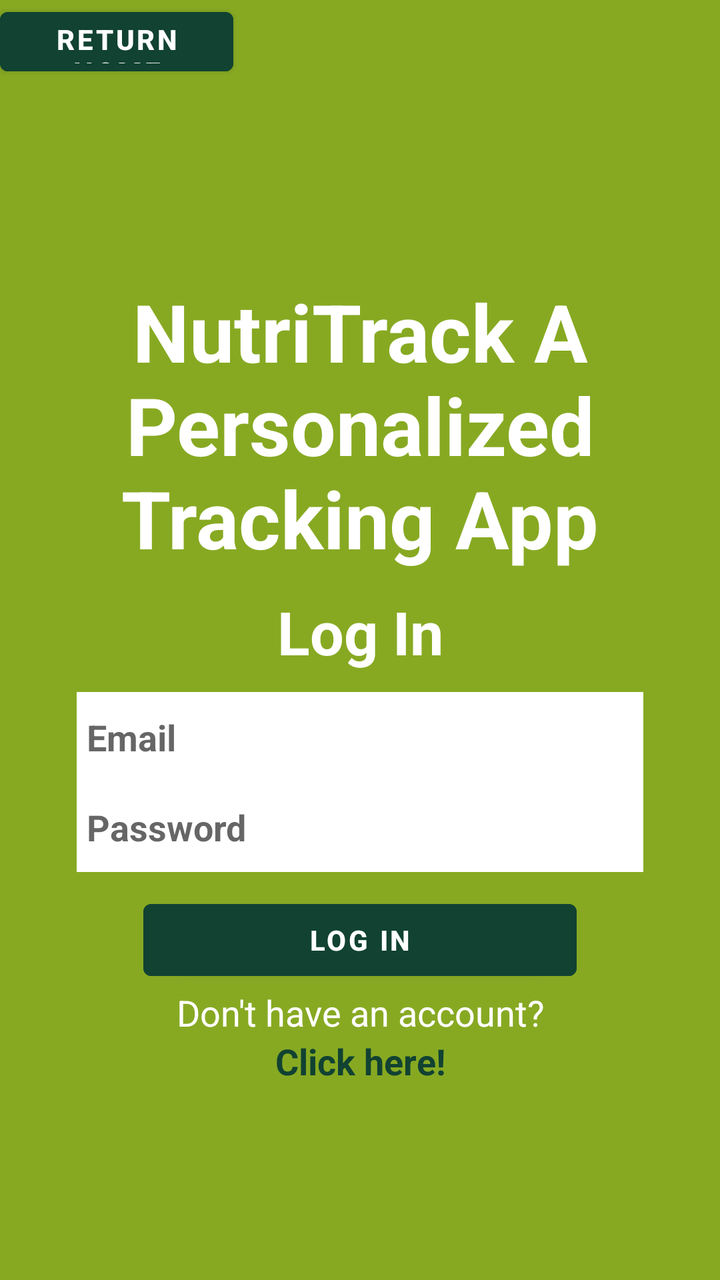
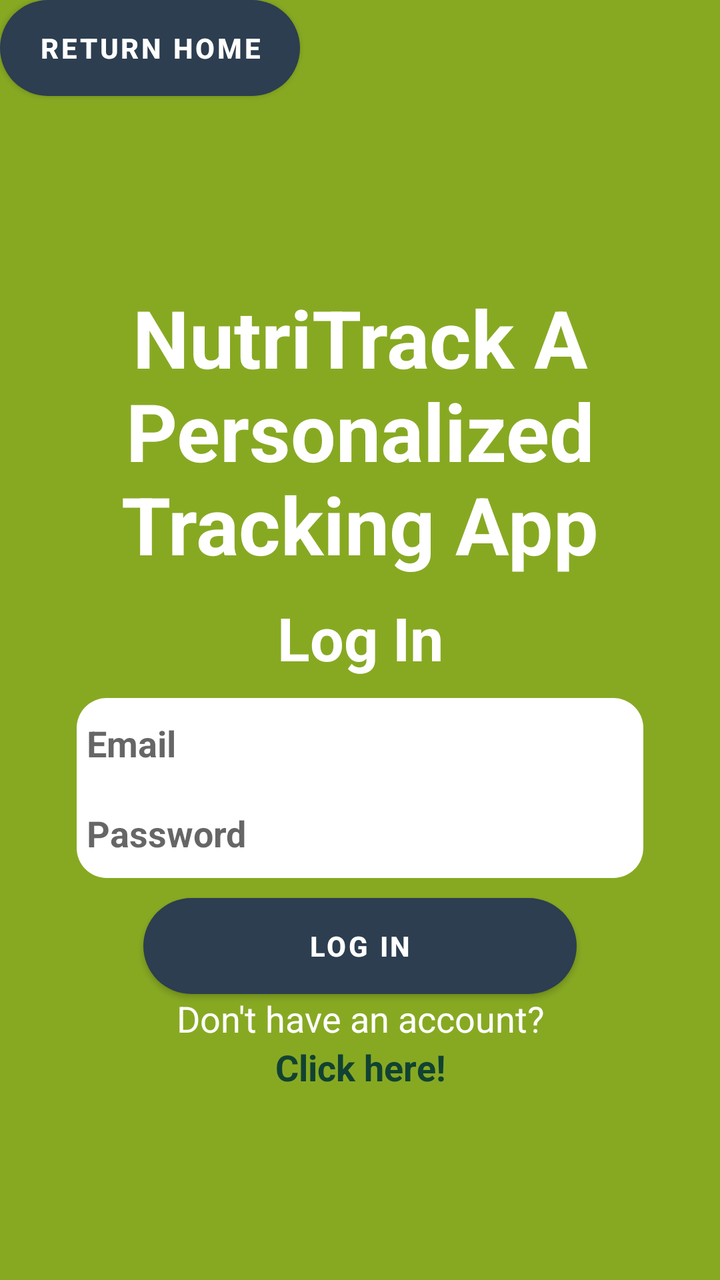

The first picture is an Android layout as it rendered before a commit; the second is the same layout after the commit. The layout source and the unified diff follow.
<!-- AndroidManifest.xml: application theme AppTheme -->
<!-- res/layout/login.xml -->
<LinearLayout android:orientation="vertical" android:minWidth="25px" android:minHeight="25px" android:layout_width="match_parent" android:layout_height="match_parent" android:id="@+id/linearLayout1" android:background="#87A922" xmlns:android="http://schemas.android.com/apk/res/android"><Button android:text="Return Home" android:layout_width="350px" android:layout_height="125px" android:gravity="center" android:layout_gravity="top" android:id="@+id/btn_Home" android:textStyle="bold" android:textColor="@android:color/background_light" android:backgroundTint="#114232" /><LinearLayout android:orientation="vertical" android:minWidth="25px" android:minHeight="25px" android:layout_width="match_parent" android:layout_height="match_parent" android:id="@+id/linearLayout2" android:gravity="center"><TextView android:text="NutriTrack A Personalized Tracking App" android:textAppearance="?android:attr/textAppearanceLarge" android:layout_width="match_parent" android:layout_height="wrap_content" android:textSize="40dp" android:gravity="center" android:id="@+id/txtV_Title" android:textColor="@android:color/background_light" android:textStyle="bold" /><TextView android:text="Log In" android:textAppearance="?android:attr/textAppearanceLarge" android:layout_width="match_parent" android:layout_height="wrap_content" android:textSize="30dp" android:gravity="center" android:id="@+id/txtV_Login" android:textColor="@android:color/background_light" android:textStyle="bold" android:layout_marginTop="10dp" android:layout_marginBottom="10dp" /><EditText android:inputType="textEmailAddress" android:layout_width="850px" android:layout_height="45dp" android:padding="5dp" android:layout_gravity="center" android:hint="Email" android:id="@+id/edtTxt_email" android:background="@android:color/white" android:textStyle="bold" /><EditText android:inputType="textPassword" android:layout_width="850px" android:layout_height="45dp" android:padding="5dp" android:layout_gravity="center" android:hint="Password" android:id="@+id/edtTxt_password" android:background="@android:color/white" android:textStyle="bold" /><Button android:text="Log In" android:layout_width="650px" android:layout_height="wrap_content" android:gravity="center" android:layout_gravity="center" android:id="@+id/btn_Login" android:textStyle="bold" android:layout_marginTop="10dp" android:textColor="@android:color/background_light" android:backgroundTint="#114232" /><TextView android:text="Don't have an account?" android:textAppearance="?android:attr/textAppearanceMedium" android:layout_width="650px" android:layout_height="wrap_content" android:gravity="center" android:layout_gravity="center" android:id="@+id/txtV_NoAcct" android:textColor="@android:color/background_light" /><TextView android:text="Click here!" android:textAppearance="?android:attr/textAppearanceMedium" android:layout_width="650px" android:layout_height="wrap_content" android:gravity="center" android:layout_gravity="center" android:id="@+id/txtV_RegisterLink" android:autoLink="none" android:textStyle="bold" android:textColor="#114232" /></LinearLayout></LinearLayout>
<!-- resources referenced by this layout -->
<resources>
  <style name="AppTheme" parent="Theme.MaterialComponents.Light.DarkActionBar"><item name="colorPrimary">@color/colorPrimary</item><item name="colorPrimaryDark">@color/colorPrimaryDark</item><item name="colorAccent">@color/colorAccent</item><item name="windowActionBar">false</item><item name="windowNoTitle">true</item></style>
  <color name="colorPrimary">#2c3e50</color>
  <color name="colorPrimaryDark">#1B3147</color>
  <color name="colorAccent">#3498db</color>
</resources>

<!-- the commit's change to res/layout/login.xml (unified diff, before → after) -->
@@ -1 +1 @@
-<LinearLayout android:orientation="vertical" android:minWidth="25px" android:minHeight="25px" android:layout_width="match_parent" android:layout_height="match_parent" android:id="@+id/linearLayout1" android:background="#87A922" xmlns:android="http://schemas.android.com/apk/res/android"><Button android:text="Return Home" android:layout_width="350px" android:layout_height="125px" android:gravity="center" android:layout_gravity="top" android:id="@+id/btn_Home" android:textStyle="bold" android:textColor="@android:color/background_light" android:backgroundTint="#114232" /><LinearLayout android:orientation="vertical" android:minWidth="25px" android:minHeight="25px" android:layout_width="match_parent" android:layout_height="match_parent" android:id="@+id/linearLayout2" android:gravity="center"><TextView android:text="NutriTrack A Personalized Tracking App" android:textAppearance="?android:attr/textAppearanceLarge" android:layout_width="match_parent" android:layout_height="wrap_content" android:textSize="40dp" android:gravity="center" android:id="@+id/txtV_Title" android:textColor="@android:color/background_light" android:textStyle="bold" /><TextView android:text="Log In" android:textAppearance="?android:attr/textAppearanceLarge" android:layout_width="match_parent" android:layout_height="wrap_content" android:textSize="30dp" android:gravity="center" android:id="@+id/txtV_Login" android:textColor="@android:color/background_light" android:textStyle="bold" android:layout_marginTop="10dp" android:layout_marginBottom="10dp" /><EditText android:inputType="textEmailAddress" android:layout_width="850px" android:layout_height="45dp" android:padding="5dp" android:layout_gravity="center" android:hint="Email" android:id="@+id/edtTxt_email" android:background="@android:color/white" android:textStyle="bold" /><EditText android:inputType="textPassword" android:layout_width="850px" android:layout_height="45dp" android:padding="5dp" android:layout_gravity="center" android:hint="Password" android:id="@+id/edtTxt_password" android:background="@android:color/white" android:textStyle="bold" /><Button android:text="Log In" android:layout_width="650px" android:layout_height="wrap_content" android:gravity="center" android:layout_gravity="center" android:id="@+id/btn_Login" android:textStyle="bold" android:layout_marginTop="10dp" android:textColor="@android:color/background_light" android:backgroundTint="#114232" /><TextView android:text="Don't have an account?" android:textAppearance="?android:attr/textAppearanceMedium" android:layout_width="650px" android:layout_height="wrap_content" android:gravity="center" android:layout_gravity="center" android:id="@+id/txtV_NoAcct" android:textColor="@android:color/background_light" /><TextView android:text="Click here!" android:textAppearance="?android:attr/textAppearanceMedium" android:layout_width="650px" android:layout_height="wrap_content" android:gravity="center" android:layout_gravity="center" android:id="@+id/txtV_RegisterLink" android:autoLink="none" android:textStyle="bold" android:textColor="#114232" /></LinearLayout></LinearLayout>
+<LinearLayout android:orientation="vertical" android:minWidth="25px" android:minHeight="25px" android:layout_width="match_parent" android:layout_height="match_parent" android:id="@+id/linearLayout1" android:background="#87A922" xmlns:android="http://schemas.android.com/apk/res/android"><Button android:text="Return Home" android:layout_width="450px" android:layout_height="wrap_content" android:gravity="center" android:layout_gravity="top" android:id="@+id/btn_Home" android:textStyle="bold" android:textColor="@android:color/background_light" android:backgroundTint="#114232" android:background="@drawable/buttons" /><LinearLayout android:orientation="vertical" android:minWidth="25px" android:minHeight="25px" android:layout_width="match_parent" android:layout_height="match_parent" android:id="@+id/linearLayout2" android:gravity="center"><TextView android:text="NutriTrack A Personalized Tracking App" android:textAppearance="?android:attr/textAppearanceLarge" android:layout_width="match_parent" android:layout_height="wrap_content" android:textSize="40dp" android:gravity="center" android:id="@+id/txtV_Title" android:textColor="@android:color/background_light" android:textStyle="bold" /><TextView android:text="Log In" android:textAppearance="?android:attr/textAppearanceLarge" android:layout_width="match_parent" android:layout_height="wrap_content" android:textSize="30dp" android:gravity="center" android:id="@+id/txtV_Login" android:textColor="@android:color/background_light" android:textStyle="bold" android:layout_marginTop="10dp" android:layout_marginBottom="10dp" /><EditText android:inputType="textEmailAddress" android:layout_width="850px" android:layout_height="45dp" android:padding="5dp" android:layout_gravity="center" android:hint="Email" android:id="@+id/edtTxt_email" android:background="@drawable/login_inputbox_top" android:textStyle="bold" /><EditText android:inputType="textPassword" android:layout_width="850px" android:layout_height="45dp" android:padding="5dp" android:layout_gravity="center" android:hint="Password" android:id="@+id/edtTxt_password" android:background="@drawable/login_inputbox_bottom" android:textStyle="bold" /><Button android:text="Log In" android:layout_width="650px" android:layout_height="wrap_content" android:gravity="center" android:layout_gravity="center" android:id="@+id/btn_Login" android:textStyle="bold" android:layout_marginTop="10dp" android:textColor="@android:color/background_light" android:backgroundTint="#114232" android:background="@drawable/buttons" /><TextView android:text="Don't have an account?" android:textAppearance="?android:attr/textAppearanceMedium" android:layout_width="650px" android:layout_height="wrap_content" android:gravity="center" android:layout_gravity="center" android:id="@+id/txtV_NoAcct" android:textColor="@android:color/background_light" /><TextView android:text="Click here!" android:textAppearance="?android:attr/textAppearanceMedium" android:layout_width="650px" android:layout_height="wrap_content" android:gravity="center" android:layout_gravity="center" android:id="@+id/txtV_RegisterLink" android:autoLink="none" android:textStyle="bold" android:textColor="#114232" /></LinearLayout></LinearLayout>
<!-- resource entries referenced after the edit -->
@@ -1,5 +1,11 @@
 <!-- resources referenced by this layout -->
 <resources>
+  <!-- drawable buttons (drawable) -->
+  <shape xmlns:android="http://schemas.android.com/apk/res/android"><solid android:color="#FFFFFF" /><corners android:radius="25dp" /><padding android:left="12dp" android:top="12dp" android:right="12dp" android:bottom="12dp" /></shape>
+  <!-- drawable login_inputbox_bottom (drawable) -->
+  <shape xmlns:android="http://schemas.android.com/apk/res/android"><solid android:color="#FFFFFF" /><corners android:bottomLeftRadius="15dp" android:bottomRightRadius="15dp" /><padding android:left="8dp" android:top="8dp" android:right="8dp" android:bottom="8dp" /></shape>
+  <!-- drawable login_inputbox_top (drawable) -->
+  <shape xmlns:android="http://schemas.android.com/apk/res/android"><solid android:color="#FFFFFF" /><corners android:topLeftRadius="15dp" android:topRightRadius="15dp" /><padding android:left="8dp" android:top="8dp" android:right="8dp" android:bottom="8dp" /></shape>
   <style name="AppTheme" parent="Theme.MaterialComponents.Light.DarkActionBar"><item name="colorPrimary">@color/colorPrimary</item><item name="colorPrimaryDark">@color/colorPrimaryDark</item><item name="colorAccent">@color/colorAccent</item><item name="windowActionBar">false</item><item name="windowNoTitle">true</item></style>
   <color name="colorPrimary">#2c3e50</color>
   <color name="colorPrimaryDark">#1B3147</color>
